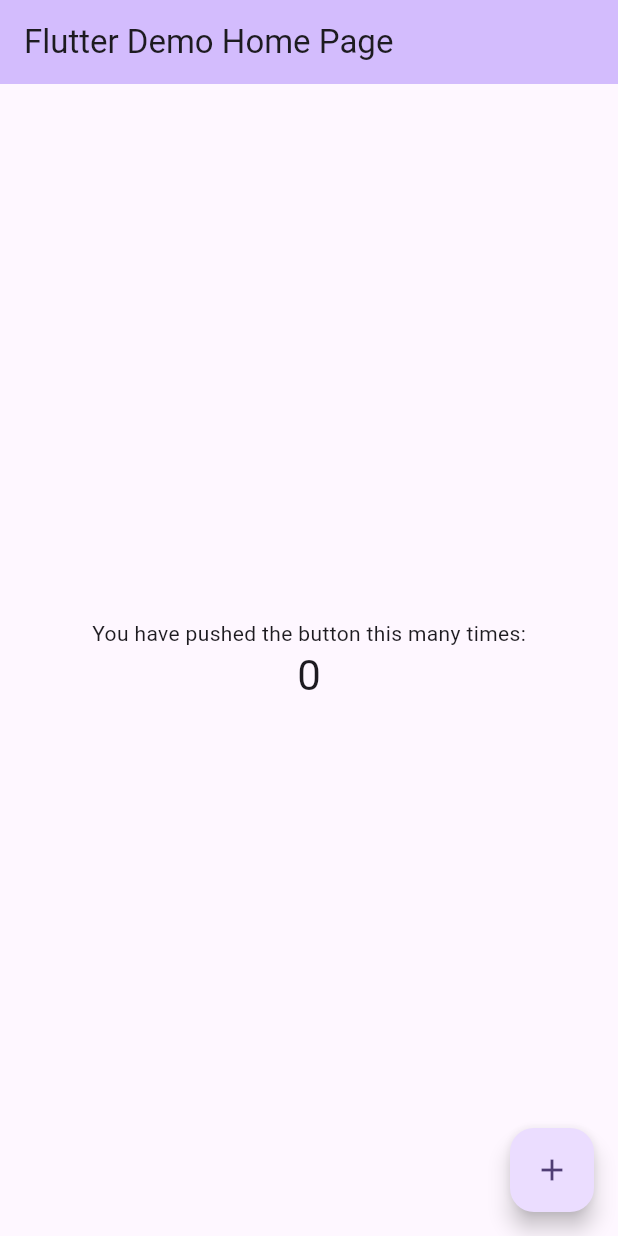
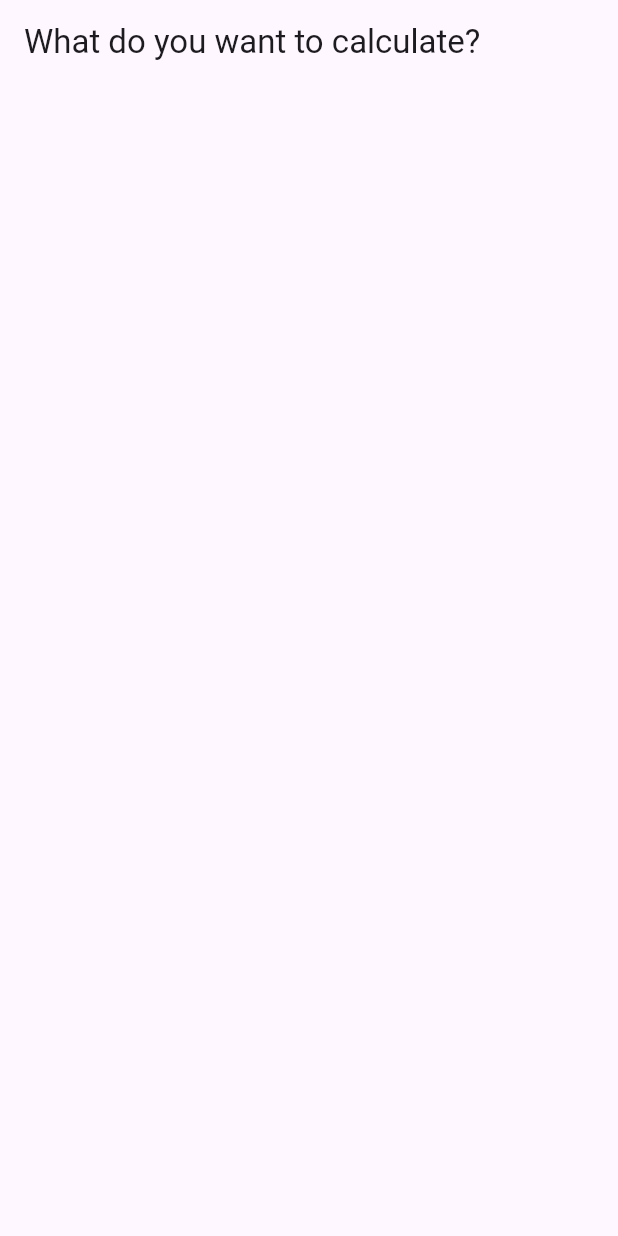
Before and after one commit to mobbipin/mobile_semester5_assignment, a Flutter app: the screen it shows after launch, on a phone screen of 412 x 824 dp. Run offline on Flutter 3.47's test engine with Material 3 defaults, Android fonts, the phone set to English and light mode, and no system bars.

```diff
--- a/lib/main.dart
+++ b/lib/main.dart
@@ -1,125 +1,33 @@
 import 'package:flutter/material.dart';
 
+import 'arithmetic_screen.dart';
+import 'circle_area_screen.dart';
+import 'simple_interest_screen.dart';
+
 void main() {
-  runApp(const MyApp());
+  runApp(MyApp());
 }
 
 class MyApp extends StatelessWidget {
-  const MyApp({super.key});
-
-  // This widget is the root of your application.
   @override
   Widget build(BuildContext context) {
     return MaterialApp(
-      title: 'Flutter Demo',
+      title: 'First Assignment',
       theme: ThemeData(
-        // This is the theme of your application.
-        //
-        // TRY THIS: Try running your application with "flutter run". You'll see
-        // the application has a purple toolbar. Then, without quitting the app,
-        // try changing the seedColor in the colorScheme below to Colors.green
-        // and then invoke "hot reload" (save your changes or press the "hot
-        // reload" button in a Flutter-supported IDE, or press "r" if you used
-        // the command line to start the app).
-        //
-        // Notice that the counter didn't reset back to zero; the application
-        // state is not lost during the reload. To reset the state, use hot
-        // restart instead.
-        //
-        // This works for code too, not just values: Most code changes can be
-        // tested with just a hot reload.
-        colorScheme: ColorScheme.fromSeed(seedColor: Colors.deepPurple),
-        useMaterial3: true,
+        primarySwatch: Colors.blue,
       ),
-      home: const MyHomePage(title: 'Flutter Demo Home Page'),
+      home: DashboardScreen(),
     );
   }
 }
 
-class MyHomePage extends StatefulWidget {
-  const MyHomePage({super.key, required this.title});
-
-  // This widget is the home page of your application. It is stateful, meaning
-  // that it has a State object (defined below) that contains fields that affect
-  // how it looks.
-
-  // This class is the configuration for the state. It holds the values (in this
-  // case the title) provided by the parent (in this case the App widget) and
-  // used by the build method of the State. Fields in a Widget subclass are
-  // always marked "final".
-
-  final String title;
-
-  @override
-  State<MyHomePage> createState() => _MyHomePageState();
-}
-
-class _MyHomePageState extends State<MyHomePage> {
-  int _counter = 0;
-
-  void _incrementCounter() {
-    setState(() {
-      // This call to setState tells the Flutter framework that something has
-      // changed in this State, which causes it to rerun the build method below
-      // so that the display can reflect the updated values. If we changed
-      // _counter without calling setState(), then the build method would not be
-      // called again, and so nothing would appear to happen.
-      _counter++;
-    });
-  }
-
+class DashboardScreen extends StatelessWidget {
   @override
   Widget build(BuildContext context) {
-    // This method is rerun every time setState is called, for instance as done
-    // by the _incrementCounter method above.
-    //
-    // The Flutter framework has been optimized to make rerunning build methods
-    // fast, so that you can just rebuild anything that needs updating rather
-    // than having to individually change instances of widgets.
     return Scaffold(
       appBar: AppBar(
-        // TRY THIS: Try changing the color here to a specific color (to
-        // Colors.amber, perhaps?) and trigger a hot reload to see the AppBar
-        // change color while the other colors stay the same.
-        backgroundColor: Theme.of(context).colorScheme.inversePrimary,
-        // Here we take the value from the MyHomePage object that was created by
-        // the App.build method, and use it to set our appbar title.
-        title: Text(widget.title),
+        title: Text('What do you want to calculate?'),
       ),
-      body: Center(
-        // Center is a layout widget. It takes a single child and positions it
-        // in the middle of the parent.
-        child: Column(
-          // Column is also a layout widget. It takes a list of children and
-          // arranges them vertically. By default, it sizes itself to fit its
-          // children horizontally, and tries to be as tall as its parent.
-          //
-          // Column has various properties to control how it sizes itself and
-          // how it positions its children. Here we use mainAxisAlignment to
-          // center the children vertically; the main axis here is the vertical
-          // axis because Columns are vertical (the cross axis would be
-          // horizontal).
-          //
-          // TRY THIS: Invoke "debug painting" (choose the "Toggle Debug Paint"
-          // action in the IDE, or press "p" in the console), to see the
-          // wireframe for each widget.
-          mainAxisAlignment: MainAxisAlignment.center,
-          children: <Widget>[
-            const Text(
-              'You have pushed the button this many times:',
-            ),
-            Text(
-              '$_counter',
-              style: Theme.of(context).textTheme.headlineMedium,
-            ),
-          ],
-        ),
-      ),
-      floatingActionButton: FloatingActionButton(
-        onPressed: _incrementCounter,
-        tooltip: 'Increment',
-        child: const Icon(Icons.add),
-      ), // This trailing comma makes auto-formatting nicer for build methods.
     );
   }
 }
```
Also changed, not shown: lib/arithmetic_screen.dart (added), lib/circle_area_screen.dart (added), lib/simple_interest_screen.dart (added).
